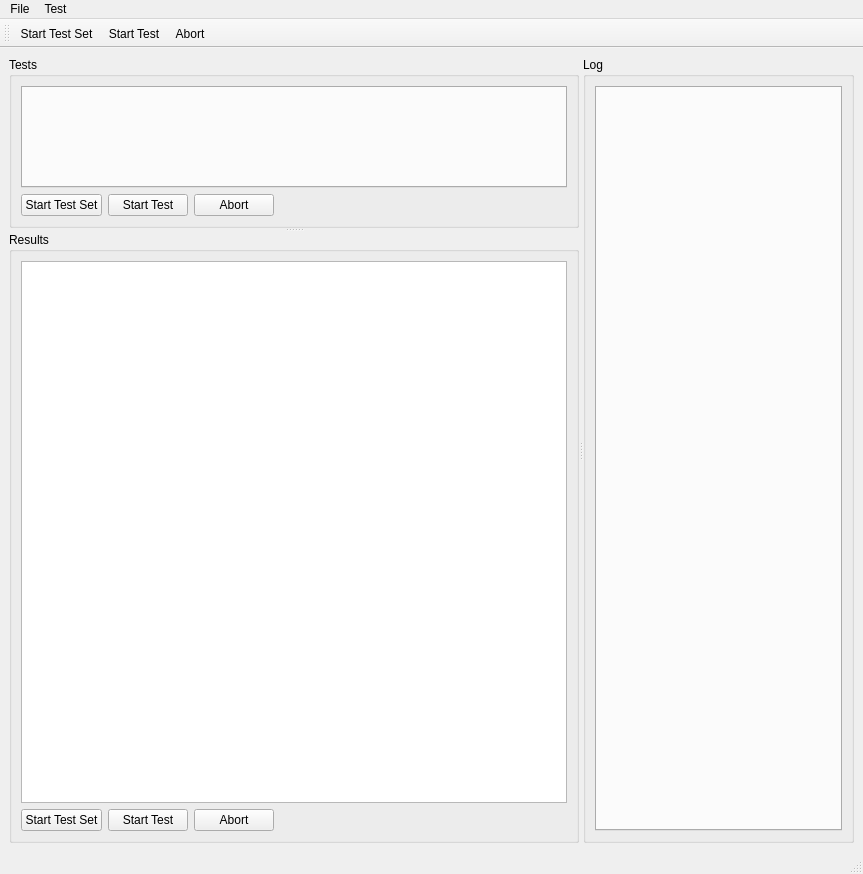
Old version of the form bin/MainWindow.ui in the repository ViktorFagerlind/TestFramework.
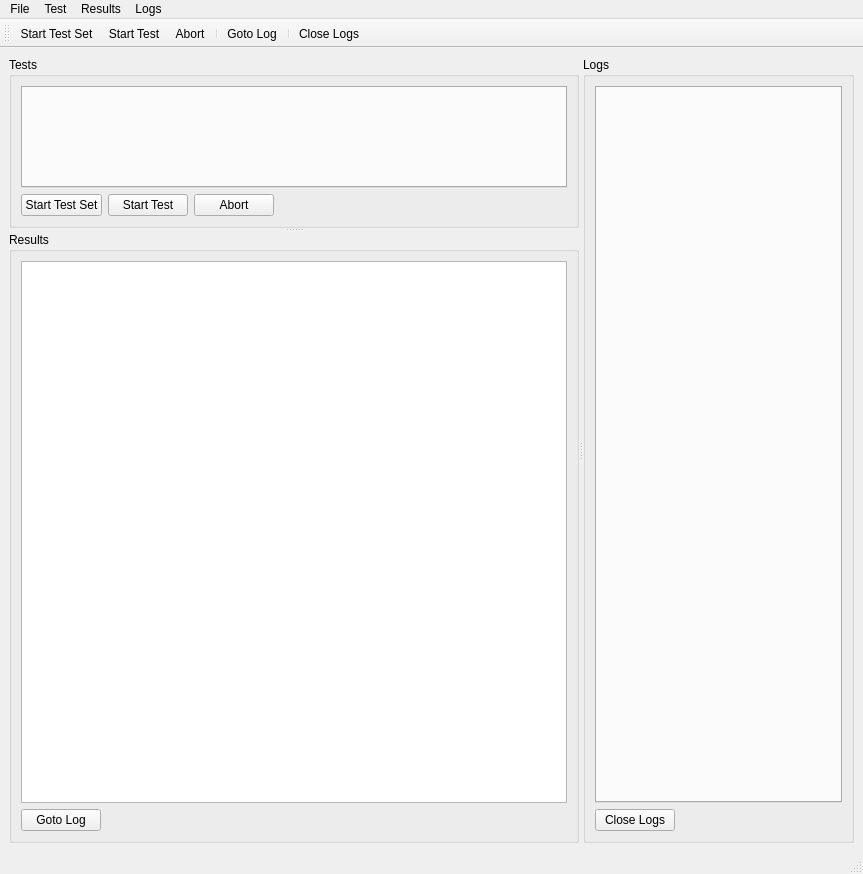
New version of the form. Icons and pictures are not drawn.

Diff of the .ui file:
```diff
--- a/bin/MainWindow.ui
+++ b/bin/MainWindow.ui
@@ -107,33 +107,11 @@
            <item>
             <widget class="QPushButton" name="startSetButton_2">
              <property name="text">
-              <string>Start Test Set</string>
+              <string>Goto Log</string>
              </property>
              <property name="icon">
               <iconset>
-               <normaloff>../data/icons/Play.ico</normaloff>../data/icons/Play.ico</iconset>
-             </property>
-            </widget>
-           </item>
-           <item>
-            <widget class="QPushButton" name="startTestButton_2">
-             <property name="text">
-              <string>Start Test</string>
-             </property>
-             <property name="icon">
-              <iconset>
-               <normaloff>../data/icons/Play.ico</normaloff>../data/icons/Play.ico</iconset>
-             </property>
-            </widget>
-           </item>
-           <item>
-            <widget class="QPushButton" name="abortButton_2">
-             <property name="text">
-              <string>Abort</string>
-             </property>
-             <property name="icon">
-              <iconset>
-               <normaloff>../data/icons/Cancel.ico</normaloff>../data/icons/Cancel.ico</iconset>
+               <normaloff>../data/icons/Script.ico</normaloff>../data/icons/Script.ico</iconset>
              </property>
             </widget>
            </item>
@@ -157,7 +135,7 @@
       </widget>
       <widget class="QGroupBox" name="groupBoxLog">
        <property name="title">
-        <string>Log</string>
+        <string>Logs</string>
        </property>
        <layout class="QVBoxLayout" name="verticalLayout_3">
         <item>
@@ -167,6 +145,37 @@
           </property>
          </widget>
         </item>
+        <item>
+         <layout class="QHBoxLayout" name="horizontalLayout_3">
+          <property name="sizeConstraint">
+           <enum>QLayout::SetMinimumSize</enum>
+          </property>
+          <item>
+           <widget class="QPushButton" name="closeLogsButton">
+            <property name="text">
+             <string>Close Logs</string>
+            </property>
+            <property name="icon">
+             <iconset>
+              <normaloff>../data/icons/Wide brush.ico</normaloff>../data/icons/Wide brush.ico</iconset>
+            </property>
+           </widget>
+          </item>
+          <item>
+           <spacer name="horizontalSpacer_3">
+            <property name="orientation">
+             <enum>Qt::Horizontal</enum>
+            </property>
+            <property name="sizeHint" stdset="0">
+             <size>
+              <width>40</width>
+              <height>20</height>
+             </size>
+            </property>
+           </spacer>
+          </item>
+         </layout>
+        </item>
        </layout>
       </widget>
      </widget>
@@ -196,8 +205,22 @@
     <addaction name="actionStartTest"/>
     <addaction name="actionAbort"/>
    </widget>
+   <widget class="QMenu" name="menuResults">
+    <property name="title">
+     <string>Results</string>
+    </property>
+    <addaction name="actionActionGotoLog"/>
+   </widget>
+   <widget class="QMenu" name="menuLogs">
+    <property name="title">
+     <string>Logs</string>
+    </property>
+    <addaction name="actionActionCloseLogs"/>
+   </widget>
    <addaction name="menuFile"/>
    <addaction name="menuTest"/>
+   <addaction name="menuResults"/>
+   <addaction name="menuLogs"/>
   </widget>
   <widget class="QStatusBar" name="statusbar"/>
   <widget class="QToolBar" name="toolBar">
@@ -216,6 +239,10 @@
    <addaction name="actionStartSet"/>
    <addaction name="actionStartTest"/>
    <addaction name="actionAbort"/>
+   <addaction name="separator"/>
+   <addaction name="actionActionGotoLog"/>
+   <addaction name="separator"/>
+   <addaction name="actionActionCloseLogs"/>
   </widget>
   <action name="actionQuit">
    <property name="text">
@@ -260,6 +287,24 @@
     <string>TestResultsClicked</string>
    </property>
   </action>
+  <action name="actionActionCloseLogs">
+   <property name="icon">
+    <iconset>
+     <normaloff>../data/icons/Wide brush.ico</normaloff>../data/icons/Wide brush.ico</iconset>
+   </property>
+   <property name="text">
+    <string>Close Logs</string>
+   </property>
+  </action>
+  <action name="actionActionGotoLog">
+   <property name="icon">
+    <iconset>
+     <normaloff>../data/icons/Script.ico</normaloff>../data/icons/Script.ico</iconset>
+   </property>
+   <property name="text">
+    <string>Goto Log</string>
+   </property>
+  </action>
  </widget>
  <resources/>
  <connections>
```
Left out of the diff: 12 changed lines with no effect on the pictures.
